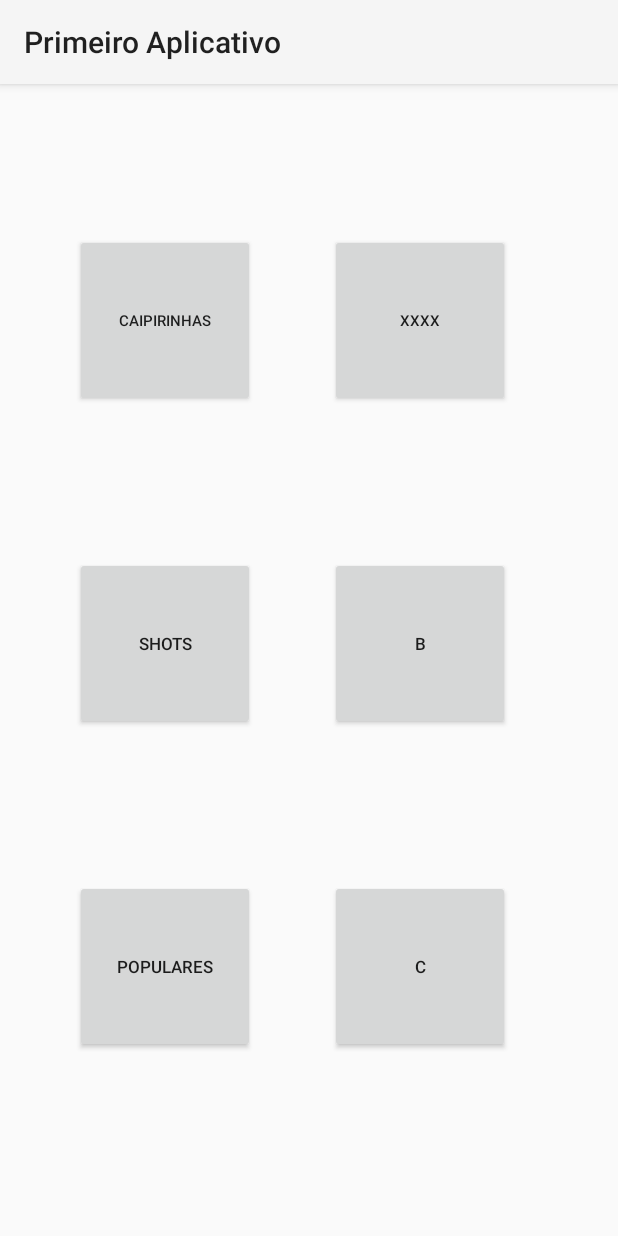
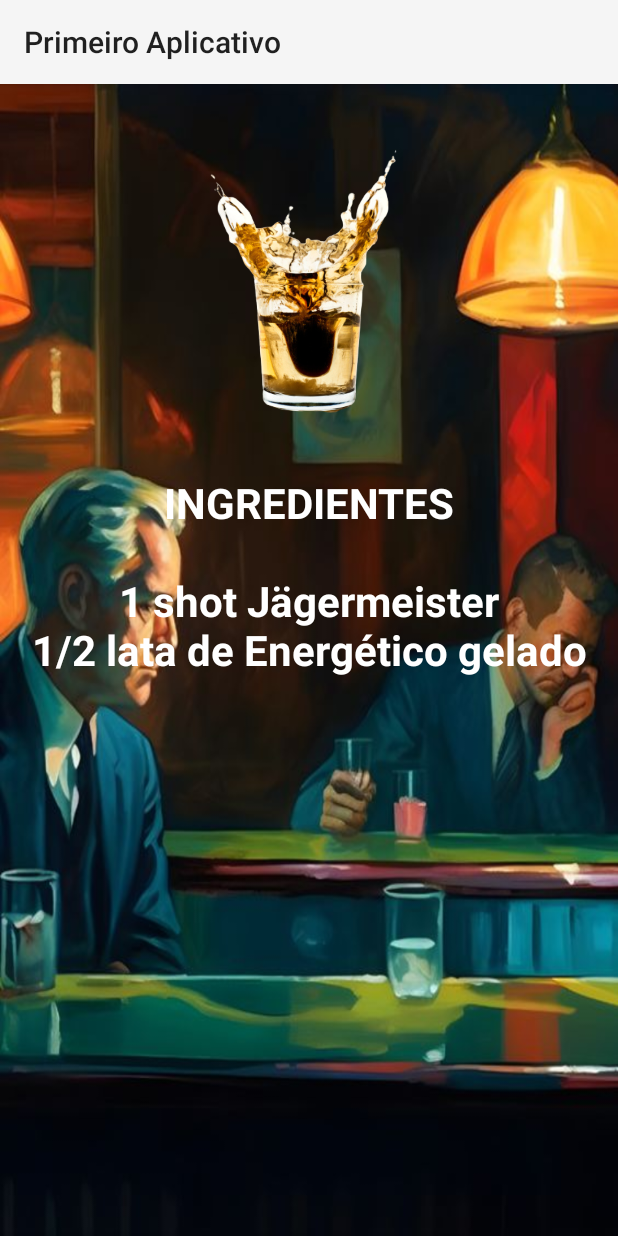
Before and after one commit to tuioliveira/DrinkEz, an Android app built with Jetpack Compose: the DrinkkActivity screen opened directly, with no data from a screen before it, after a tap on "SHOTS", on a phone screen of 412 x 824 dp. Run offline under Robolectric (Android 15) with nearby library versions, the phone set to English and light mode, and no system bars.

Commit message:
jager bomb

```diff
--- a/app/src/main/AndroidManifest.xml
+++ b/app/src/main/AndroidManifest.xml
@@ -29,6 +29,9 @@
         <activity
             android:name="br.com.drinkez.caipirinhas.CaipirinhasActivity"
             android:exported="true" />
+        <activity
+            android:name="br.com.drinkez.shots.ShotsActivity"
+            android:exported="true" />
     </application>
 
 </manifest>
--- a/app/src/main/java/br/com/drinkez/drinkk/DrinkkActivity.kt
+++ b/app/src/main/java/br/com/drinkez/drinkk/DrinkkActivity.kt
@@ -6,6 +6,7 @@
 import android.widget.Toast
 import androidx.appcompat.app.AppCompatActivity
 import br.com.drinkez.caipirinhas.CaipirinhasActivity
+import br.com.drinkez.shots.ShotsActivity
 import br.comfiap.primeiroaplicativo.databinding.ActivityBegginBinding
 import br.comfiap.primeiroaplicativo.databinding.ActivityDrinkkBinding
 
@@ -29,11 +30,8 @@
             startActivity(intent)
         }
         binding.shots.setOnClickListener {
-            Toast.makeText(
-                this,
-                "shots",
-                Toast.LENGTH_SHORT,
-            ).show()
+            val intent = Intent(this, ShotsActivity::class.java)
+            startActivity(intent)
         }
         binding.famous.setOnClickListener {
             Toast.makeText(
--- a/app/src/main/java/br/com/drinkez/shots/ShotsActivity.kt
+++ b/app/src/main/java/br/com/drinkez/shots/ShotsActivity.kt
@@ -1,4 +1,22 @@
 package br.com.drinkez.shots
 
-class ShotsActivity {
+import android.os.Bundle
+import androidx.appcompat.app.AppCompatActivity
+import br.comfiap.primeiroaplicativo.databinding.ActivityShotsBinding
+
+class ShotsActivity : AppCompatActivity() {
+
+    private lateinit var binding: ActivityShotsBinding
+
+    override fun onCreate(savedInstanceState: Bundle?) {
+        super.onCreate(savedInstanceState)
+
+        init()
+    }
+
+    private fun init() {
+        // jager bomb
+        binding = ActivityShotsBinding.inflate(layoutInflater)
+        setContentView(binding.root)
+    }
 }
--- a/app/src/main/res/layout/activity_shots.xml
+++ b/app/src/main/res/layout/activity_shots.xml
@@ -1,6 +1,32 @@
 <?xml version="1.0" encoding="utf-8"?>
 <androidx.constraintlayout.widget.ConstraintLayout xmlns:android="http://schemas.android.com/apk/res/android"
+    xmlns:app="http://schemas.android.com/apk/res-auto"
     android:layout_width="match_parent"
-    android:layout_height="match_parent">
+    android:layout_height="match_parent"
+    android:background="@drawable/img_bar_counter_background">
+
+    <androidx.appcompat.widget.AppCompatImageView
+        android:id="@+id/jagershots"
+        android:layout_width="220dp"
+        android:layout_height="220dp"
+        android:layout_marginTop="40dp"
+        app:layout_constraintEnd_toEndOf="parent"
+        app:layout_constraintHorizontal_bias="0.497"
+        app:layout_constraintStart_toStartOf="parent"
+        app:layout_constraintTop_toTopOf="parent"
+        app:srcCompat="@drawable/img_jagershots_foreground" />
+
+    <TextView
+        android:id="@+id/jagershots_spices"
+        android:layout_width="wrap_content"
+        android:layout_height="wrap_content"
+        android:gravity="center"
+        android:text="INGREDIENTES\n\n1 shot Jägermeister\n1/2 lata de Energético gelado"
+        android:textColor="@color/white"
+        android:textSize="28sp"
+        android:textStyle="bold"
+        app:layout_constraintEnd_toEndOf="parent"
+        app:layout_constraintStart_toStartOf="parent"
+        app:layout_constraintTop_toBottomOf="@+id/jagershots" />
 
 </androidx.constraintlayout.widget.ConstraintLayout>
```
Also changed, not shown: app/src/main/res/drawable/img_bar_counter_background.jpg (added), app/src/main/res/drawable/img_jagershots_foreground.png (added).
